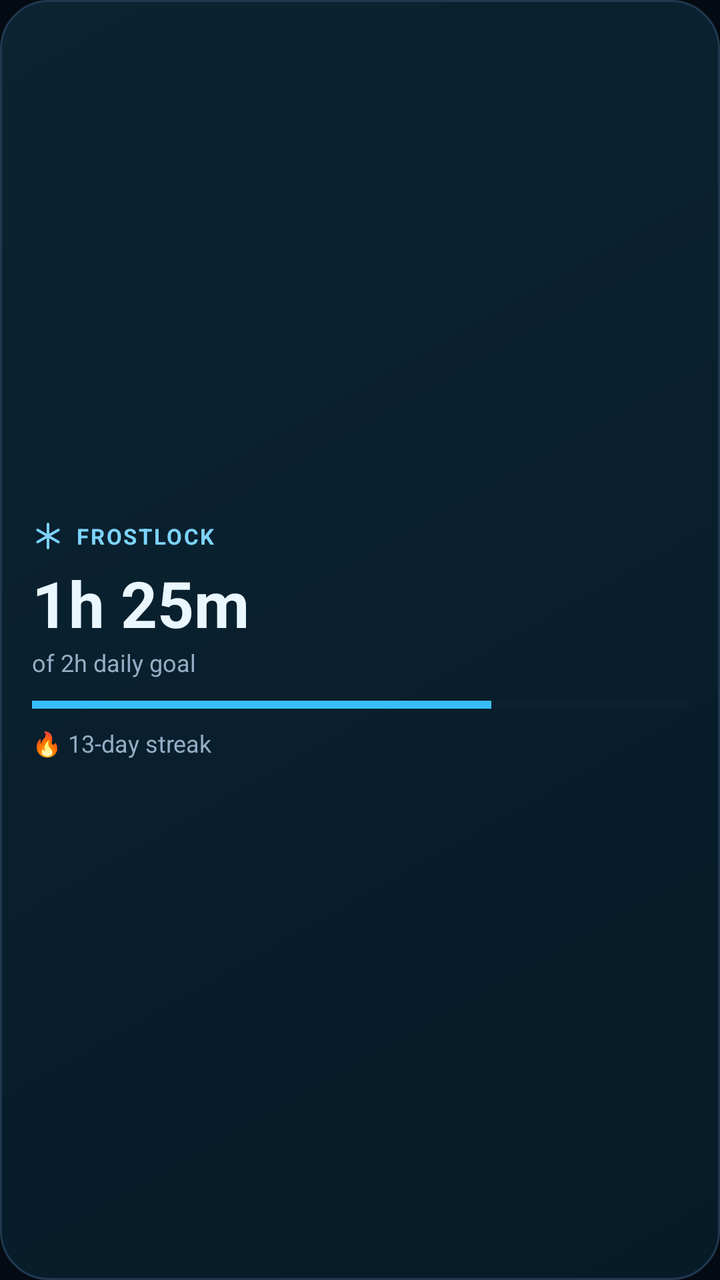
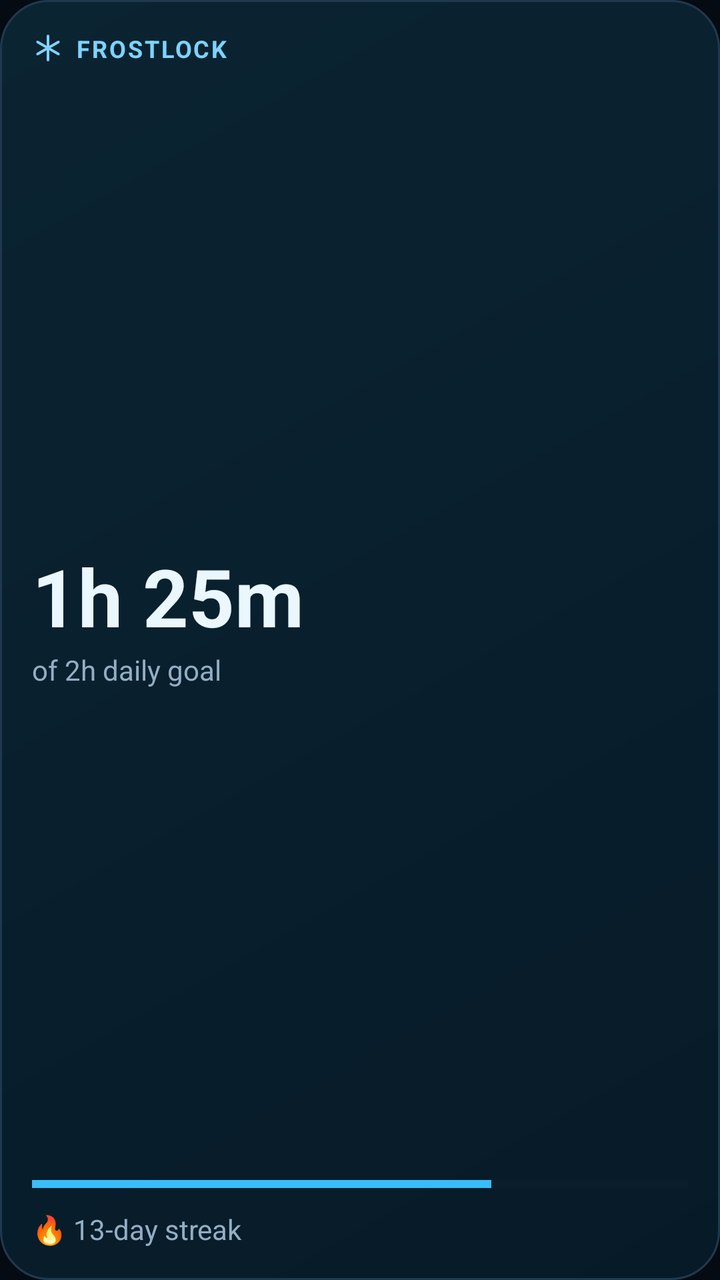

Two renders of the same Android screen: before a commit and after it. Below are the layout's source before the change and the commit's diff.
<!-- AndroidManifest.xml: application theme Theme.FrostLock -->
<!-- res/layout/widget_focus.xml -->
<?xml version="1.0" encoding="utf-8"?>
<LinearLayout xmlns:android="http://schemas.android.com/apk/res/android"
    android:id="@+id/widget_root"
    android:layout_width="match_parent"
    android:layout_height="match_parent"
    android:background="@drawable/widget_background"
    android:gravity="center_vertical"
    android:orientation="vertical"
    android:padding="16dp">

    <TextView
        android:layout_width="wrap_content"
        android:layout_height="wrap_content"
        android:drawableStart="@drawable/ic_frost_snowflake"
        android:drawablePadding="6dp"
        android:gravity="center_vertical"
        android:letterSpacing="0.08"
        android:text="@string/widget_title"
        android:textColor="@color/widget_accent"
        android:textSize="11sp"
        android:textStyle="bold" />

    <TextView
        android:id="@+id/widget_time"
        android:layout_width="wrap_content"
        android:layout_height="wrap_content"
        android:layout_marginTop="4dp"
        android:text="1h 25m"
        android:textColor="@color/widget_text_primary"
        android:textSize="32sp"
        android:textStyle="bold" />

    <TextView
        android:id="@+id/widget_goal"
        android:layout_width="wrap_content"
        android:layout_height="wrap_content"
        android:text="@string/widget_goal_placeholder"
        android:textColor="@color/widget_text_secondary"
        android:textSize="12sp" />

    <ProgressBar
        android:id="@+id/widget_progress"
        style="?android:attr/progressBarStyleHorizontal"
        android:layout_width="match_parent"
        android:layout_height="6dp"
        android:layout_marginTop="10dp"
        android:max="100"
        android:progress="70"
        android:progressBackgroundTint="@color/widget_progress_track"
        android:progressTint="@color/widget_progress" />

    <TextView
        android:id="@+id/widget_streak"
        android:layout_width="wrap_content"
        android:layout_height="wrap_content"
        android:layout_marginTop="8dp"
        android:text="@string/widget_streak_placeholder"
        android:textColor="@color/widget_text_secondary"
        android:textSize="12sp" />

</LinearLayout>
<!-- resources referenced by this layout -->
<resources>
  <color name="widget_accent">#FF7DD3FC</color>
  <color name="widget_progress">#FF38BDF8</color>
  <color name="widget_progress_track">#FF152838</color>
  <color name="widget_text_primary">#FFEAF7FF</color>
  <color name="widget_text_secondary">#FF93AEC4</color>
  <!-- drawable ic_frost_snowflake (drawable) -->
  <?xml version="1.0" encoding="utf-8"?>
  <vector xmlns:android="http://schemas.android.com/apk/res/android"
      android:width="16dp"
      android:height="16dp"
      android:viewportWidth="24"
      android:viewportHeight="24">
      <path
          android:pathData="M12,3 L12,21"
          android:strokeColor="#FF7DD3FC"
          android:strokeLineCap="round"
          android:strokeWidth="2" />
      <path
          android:pathData="M4.2,7.5 L19.8,16.5"
          android:strokeColor="#FF7DD3FC"
          android:strokeLineCap="round"
          android:strokeWidth="2" />
      <path
          android:pathData="M4.2,16.5 L19.8,7.5"
          android:strokeColor="#FF7DD3FC"
          android:strokeLineCap="round"
          android:strokeWidth="2" />
  </vector>
  <!-- drawable widget_background (drawable) -->
  <?xml version="1.0" encoding="utf-8"?>
  <shape xmlns:android="http://schemas.android.com/apk/res/android"
      android:shape="rectangle">
      <gradient
          android:angle="315"
          android:endColor="@color/widget_bg_end"
          android:startColor="@color/widget_bg_start" />
      <corners android:radius="24dp" />
      <stroke
          android:width="1dp"
          android:color="@color/widget_stroke" />
  </shape>
  <string name="widget_goal_placeholder">of 2h daily goal</string>
  <string name="widget_streak_placeholder">\uD83D\uDD25 13-day streak</string>
  <string name="widget_title">FROSTLOCK</string>
  <style name="Theme.FrostLock" parent="android:Theme.Material.Light.NoActionBar">
          <item name="android:windowBackground">@color/background_dark</item>
          <item name="android:statusBarColor">@android:color/transparent</item>
          <item name="android:navigationBarColor">@android:color/transparent</item>
      </style>
  <color name="widget_bg_end">#FF071A28</color>
  <color name="widget_bg_start">#FF0B2432</color>
  <color name="widget_stroke">#FF20394F</color>
  <color name="background_dark">#FF050B12</color>
</resources>

<!-- the commit's change to res/layout/widget_focus.xml (unified diff, before → after) -->
@@ -4,7 +4,6 @@
     android:layout_width="match_parent"
     android:layout_height="match_parent"
     android:background="@drawable/widget_background"
-    android:gravity="center_vertical"
     android:orientation="vertical"
     android:padding="16dp">
 
@@ -17,33 +16,41 @@
         android:letterSpacing="0.08"
         android:text="@string/widget_title"
         android:textColor="@color/widget_accent"
-        android:textSize="11sp"
+        android:textSize="12sp"
         android:textStyle="bold" />
 
-    <TextView
-        android:id="@+id/widget_time"
-        android:layout_width="wrap_content"
-        android:layout_height="wrap_content"
-        android:layout_marginTop="4dp"
-        android:text="1h 25m"
-        android:textColor="@color/widget_text_primary"
-        android:textSize="32sp"
-        android:textStyle="bold" />
+    <LinearLayout
+        android:layout_width="match_parent"
+        android:layout_height="0dp"
+        android:layout_weight="1"
+        android:gravity="center_vertical"
+        android:orientation="vertical">
 
-    <TextView
-        android:id="@+id/widget_goal"
-        android:layout_width="wrap_content"
-        android:layout_height="wrap_content"
-        android:text="@string/widget_goal_placeholder"
-        android:textColor="@color/widget_text_secondary"
-        android:textSize="12sp" />
+        <TextView
+            android:id="@+id/widget_time"
+            android:layout_width="wrap_content"
+            android:layout_height="wrap_content"
+            android:includeFontPadding="false"
+            android:text="1h 25m"
+            android:textColor="@color/widget_text_primary"
+            android:textSize="40sp"
+            android:textStyle="bold" />
+
+        <TextView
+            android:id="@+id/widget_goal"
+            android:layout_width="wrap_content"
+            android:layout_height="wrap_content"
+            android:layout_marginTop="2dp"
+            android:text="@string/widget_goal_placeholder"
+            android:textColor="@color/widget_text_secondary"
+            android:textSize="14sp" />
+    </LinearLayout>
 
     <ProgressBar
         android:id="@+id/widget_progress"
         style="?android:attr/progressBarStyleHorizontal"
         android:layout_width="match_parent"
         android:layout_height="6dp"
-        android:layout_marginTop="10dp"
         android:max="100"
         android:progress="70"
         android:progressBackgroundTint="@color/widget_progress_track"
@@ -53,9 +60,9 @@
         android:id="@+id/widget_streak"
         android:layout_width="wrap_content"
         android:layout_height="wrap_content"
-        android:layout_marginTop="8dp"
+        android:layout_marginTop="10dp"
         android:text="@string/widget_streak_placeholder"
         android:textColor="@color/widget_text_secondary"
-        android:textSize="12sp" />
+        android:textSize="14sp" />
 
 </LinearLayout>
